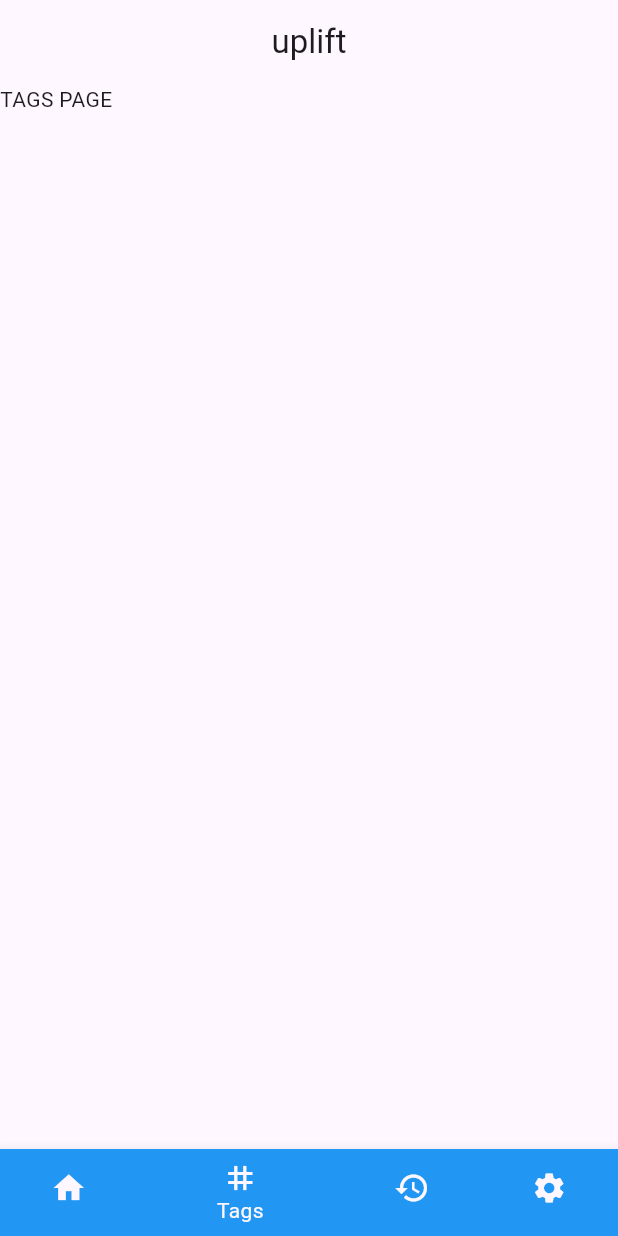
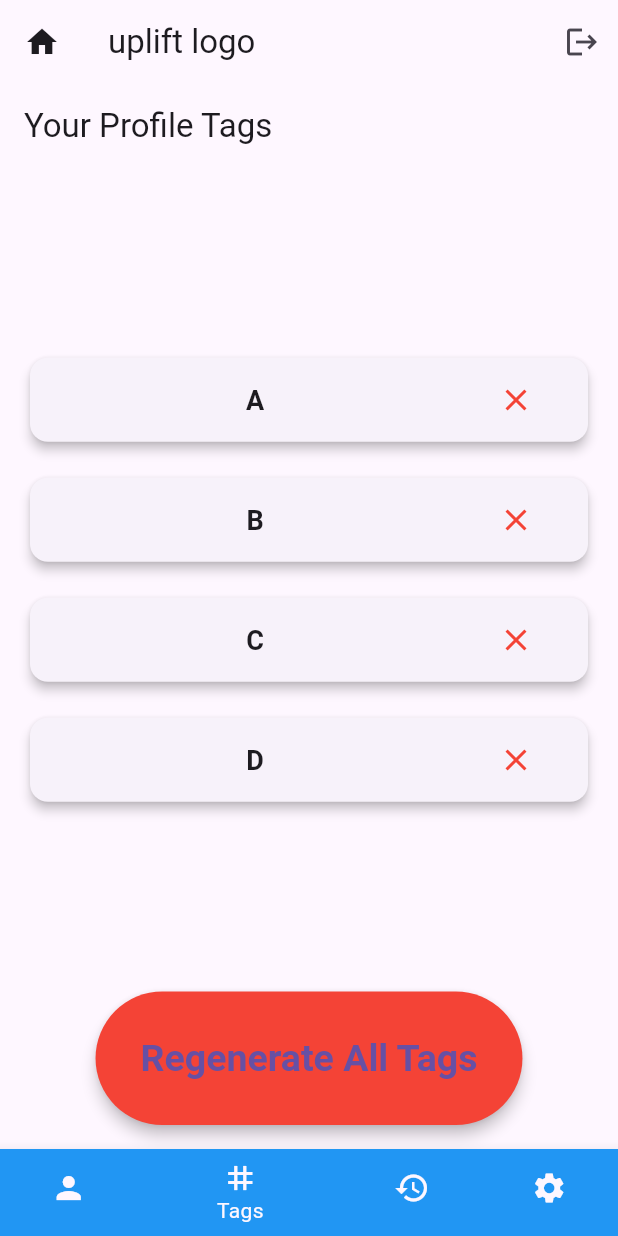
Before and after one commit to team-uplift/uplift, a Flutter app: the RecipientHome screen opened by its route, item 2 of the bottom bar chosen, on a phone screen of 412 x 824 dp. Run offline on Flutter 3.47's test engine with Material 3 defaults, Android fonts, the light colour scheme and no system bars; our stand-ins replace carousel_slider, go_router; network calls fail.

Commit message:
add recipient history and tag screens as well

```diff
--- a/flutter/lib/components/bottom_nav_bar.dart
+++ b/flutter/lib/components/bottom_nav_bar.dart
@@ -20,7 +20,7 @@ class BottomNavBar extends StatelessWidget {
 
       items: const [
         BottomNavigationBarItem(
-          icon: Icon(Icons.home),
+          icon: Icon(Icons.person),
           label: 'Profile',
           backgroundColor: Colors.green,
         ),
--- a/flutter/lib/recipients/recipient_home.dart
+++ b/flutter/lib/recipients/recipient_home.dart
@@ -5,6 +5,7 @@ import 'recipient_history.dart';
 import 'recipient_profile.dart';
 import 'recipient_tags.dart';
 import 'recipient_settings.dart';
+import 'package:go_router/go_router.dart';
 
 class RecipientHome extends StatefulWidget {
   const RecipientHome({super.key});
@@ -18,7 +19,7 @@ class _RecipientHomeState extends State<RecipientHome> {
 
   final List<Widget> _screens = [
     const RecipientProfile(),
-    const RecipientTags(),
+    RecipientTags(),
     const RecipientHistory(),
     const RecipientSettings(),
   ];
@@ -33,9 +34,19 @@ class _RecipientHomeState extends State<RecipientHome> {
     return Scaffold(
       // drawer: const DrawerWidget(),
       appBar: AppBar(
-        title: const Center(
-          child: Text("uplift")
+        actions: [
+          IconButton(
+            onPressed: () {
+              context.goNamed('/home');
+            },
+            icon: const Icon(Icons.logout),
+          )
+        ],
+        leading: IconButton(
+          onPressed: () {context.goNamed('/home');},
+          icon: const Icon(Icons.home),
         ),
+        title: const Text("uplift logo")
       ),
       body: _screens[_selectedItem],
       bottomNavigationBar: BottomNavBar(
@@ -45,3 +56,5 @@ class _RecipientHomeState extends State<RecipientHome> {
     );
   }
 }
+
+// TODO sort hamburger vs home button and app bar stuff
--- a/flutter/lib/recipients/recipient_profile.dart
+++ b/flutter/lib/recipients/recipient_profile.dart
@@ -74,3 +74,8 @@ class ProfileSection extends StatelessWidget {
   }
 
 }
+
+
+// TODO add editing funcitonality
+// TODO make camera button functional for user to take photo of documents
+  // TODO maybe use just the camera roll and not allow photos to be taken?
--- a/flutter/lib/recipients/recipient_tags.dart
+++ b/flutter/lib/recipients/recipient_tags.dart
@@ -2,21 +2,77 @@ import 'package:flutter/material.dart';
 import 'package:uplift/components/drawer_widget.dart';
 
 class RecipientTags extends StatefulWidget {
-  const RecipientTags({super.key});
+  @override
+  _RecipientTagsState createState() => _RecipientTagsState();
+}
+
+class _RecipientTagsState extends State<RecipientTags>{
+  List<String> tags = ["A", "B", "C", "D"];
+
+  void _regenAllTags() {
+    setState(() {
+      tags = ["1", "2", "3", "4"];
+    });
+    print("Regen Tags");
+  }
 
   @override
-  State<RecipientTags> createState() => _RecipientTagsState();
-}
+  Widget build(BuildContext context) {
+    return Scaffold(
+      appBar: AppBar(title: const Text('Your Profile Tags')),
+      body: Padding(
+        padding: const EdgeInsets.all(16),
+        child: Column(
+          children: [
+            Expanded(
+              child: Center(
+                child: Column(
+                  mainAxisAlignment: MainAxisAlignment.center,
+                  children: tags.map((tag) => _buildTagCard(tag)).toList(),
+                ),
+              ),
+            ),
+            const SizedBox(height: 16,),
+            ElevatedButton.icon(
+              onPressed: _regenAllTags,
+              label: const Text("Regenerate All Tags"),
+              style: ElevatedButton.styleFrom(
+                padding: const EdgeInsets.symmetric(vertical: 30, horizontal: 30),
+                textStyle: const TextStyle(fontSize: 25, fontWeight: FontWeight.bold),
+                backgroundColor: Colors.red,
+                elevation: 4
+              ),
+            )
+          ],
+        ),
+      ),
+    );
+  }
 
-class _RecipientTagsState extends State<RecipientTags> {
-  @override
-  Widget build(BuildContext context) {
-    return const Scaffold(
-      body: Column(
-        children: [
-          Text('TAGS PAGE'),
-        ],
+// gpt generated tag cards
+ // 🔹 Creates a full-width tag box
+  Widget _buildTagCard(String tag) {
+    return Padding(
+      padding: const EdgeInsets.symmetric(vertical: 8), // Space between tags
+      child: Card(
+        elevation: 3,
+        shape: RoundedRectangleBorder(borderRadius: BorderRadius.circular(12)),
+        child: ListTile(
+          title: Center(
+            child: Text(tag, style: const TextStyle(fontSize: 18, fontWeight: FontWeight.bold)),
+          ),
+          trailing: IconButton(
+            icon: const Icon(Icons.close, color: Colors.red),
+            onPressed: () {
+              print("Remove $tag (Functionality not yet implemented)");
+            },
+          ),
+        ),
       ),
     );
   }
 }
+
+
+// TODO implement the tag removal functionality including removing it visually and from database
+// TODO implement the regenerate all tags functionality with cooldown timer?
```
Also changed, not shown: flutter/lib/recipients/recipient_history.dart (+47 -6 lines), flutter/lib/recipients/recipient_history_details.dart (added, +42 -0 lines).
